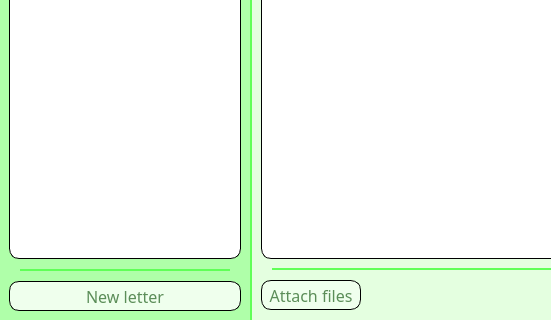
First picture: the form in mainwindow.ui, repository UA-1240-C/smtp-ui, before the edit; both pictures show x 0 to 551 and y 247 to 567 of the 698 by 567 pixel window.
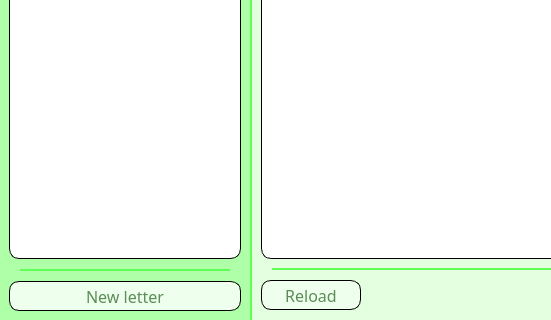
Second picture: the form after the edit. The open tabs and pages were chosen to show the change.

Diff of the .ui file:
```diff
--- a/mainwindow.ui
+++ b/mainwindow.ui
@@ -1028,7 +1028,7 @@
 }</string>
                       </property>
                       <property name="text">
-                       <string>Attach files</string>
+                       <string>Reload</string>
                       </property>
                      </widget>
                     </item>
```
Left out of the diff: 2 changed lines with no effect on the pictures.
